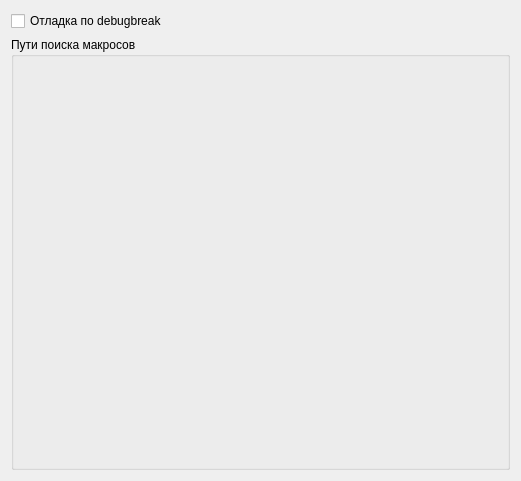
Smitt64/RsWorkTools, file ToolsRuntime/optionsdlg/rsloptionspage.ui: the form before one commit.
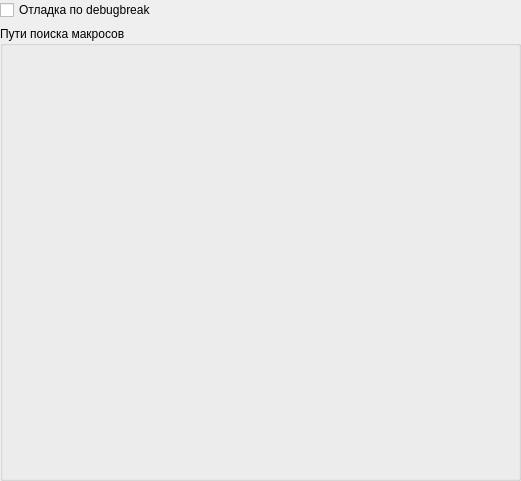
The form after the commit.

Diff of the .ui file:
```diff
--- a/ToolsRuntime/optionsdlg/rsloptionspage.ui
+++ b/ToolsRuntime/optionsdlg/rsloptionspage.ui
@@ -14,6 +14,18 @@
    <string>Form</string>
   </property>
   <layout class="QVBoxLayout" name="verticalLayout">
+   <property name="leftMargin">
+    <number>0</number>
+   </property>
+   <property name="topMargin">
+    <number>0</number>
+   </property>
+   <property name="rightMargin">
+    <number>0</number>
+   </property>
+   <property name="bottomMargin">
+    <number>0</number>
+   </property>
    <item>
     <widget class="QCheckBox" name="checkDebugbreak">
      <property name="text">
```
